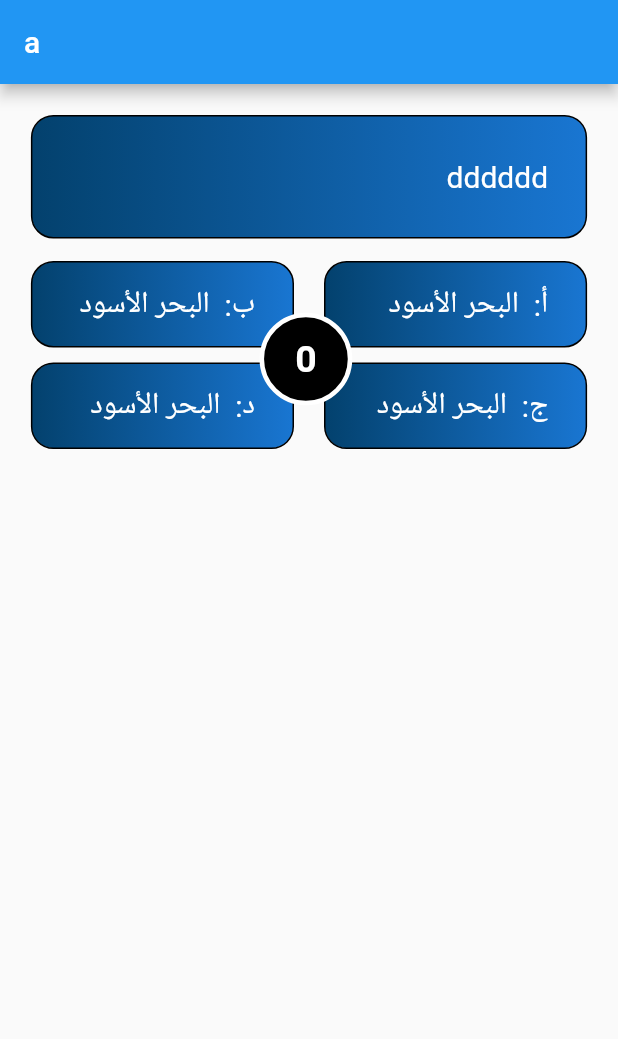
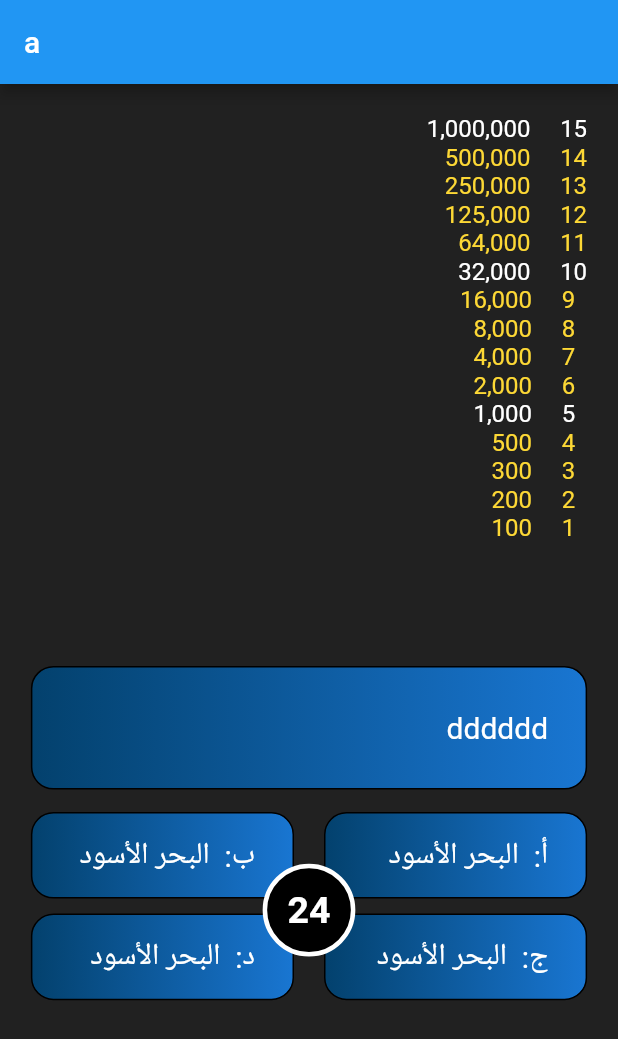
Before and after one commit to ahmadaldali/whoWillWinMillion, a Flutter app: the screen it shows after launch, on a phone screen of 412 x 824 dp. Shown: the top 1039 px of the screen. Run offline on Flutter 3.47's test engine with Material 2 defaults, Android fonts, the phone set to English and light mode, and no system bars.

Commit message:
add money column

```diff
--- a/lib/home.dart
+++ b/lib/home.dart
@@ -1,6 +1,7 @@
 import 'dart:async';
 import 'package:flutter/material.dart';
 import 'package:who_will_win_million/components/container_section.dart';
+import 'package:who_will_win_million/money_text.dart';
 
 class MyHomePage extends StatefulWidget {
   @override
@@ -10,7 +11,7 @@ class MyHomePage extends StatefulWidget {
 class _MyHomePageState extends State<MyHomePage> {
   Timer _timer;
 
-  int _start = 10;
+  int _start;
 
   void startTimer() {
     const oneSec = const Duration(seconds: 1);
@@ -31,6 +32,13 @@ class _MyHomePageState extends State<MyHomePage> {
   }
 
   @override
+  void initState() {
+    _start = 31;
+    startTimer();
+    super.initState();
+  }
+
+  @override
   void dispose() {
     _timer.cancel();
     super.dispose();
@@ -38,8 +46,8 @@ class _MyHomePageState extends State<MyHomePage> {
 
   @override
   Widget build(BuildContext context) {
-    startTimer();
     return Scaffold(
+      backgroundColor: Colors.grey[900],
       appBar: AppBar(
         title: Text('a'),
       ),
@@ -48,7 +56,82 @@ class _MyHomePageState extends State<MyHomePage> {
         // in the middle of the parent.
         child: Padding(
           padding: EdgeInsets.all(MediaQuery.of(context).size.width * 0.05),
-          child: Stack(
+          child: Column(
+            children: [
+              Row(
+                mainAxisAlignment: MainAxisAlignment.end,
+                children: [
+                  Column(
+                    crossAxisAlignment: CrossAxisAlignment.end,
+                    children: [
+                      MoneyText(
+                        val: '1,000,000',
+                        index: 15,
+                      ),
+                      MoneyText(
+                        val: '500,000',
+                        index: 14,
+                      ),
+                      MoneyText(
+                        val: '250,000',
+                        index: 13,
+                      ),
+                      MoneyText(
+                        val: '125,000',
+                        index: 12,
+                      ),
+                      MoneyText(
+                        val: '64,000',
+                        index: 11,
+                      ),
+                      MoneyText(
+                        val: '32,000',
+                        index: 10,
+                      ),
+                      MoneyText(
+                        val: '16,000',
+                        index: 9,
+                      ),
+                      MoneyText(
+                        val: '8,000',
+                        index: 8,
+                      ),
+                      MoneyText(
+                        val: '4,000',
+                        index: 7,
+                      ),
+                      MoneyText(
+                        val: '2,000',
+                        index: 6,
+                      ),
+                      MoneyText(
+                        val: '1,000',
+                        index: 5,
+                      ),
+                      MoneyText(
+                        val: '500',
+                        index: 4,
+                      ),
+                      MoneyText(
+                        val: '300',
+                        index: 3,
+                      ),
+                      MoneyText(
+                        val: '200',
+                        index: 2,
+                      ),
+                      MoneyText(
+                        val: '100',
+                        index: 1,
+                      ),
+                    ],
+                  )
+                ],
+              ),
+              SizedBox(
+                height: MediaQuery.of(context).size.height * 0.1,
+              ),
+              Stack(
                 children: [
                   Column(
                     children: [
@@ -98,7 +181,7 @@ class _MyHomePageState extends State<MyHomePage> {
                     ],
                   ),
                   Positioned(
-                left: MediaQuery.of(context).size.width * 0.37,
+                    left: MediaQuery.of(context).size.width * 0.375,
                     top: MediaQuery.of(context).size.height * 0.16,
                     child: Container(
                       width: MediaQuery.of(context).size.width * 0.15,
@@ -111,12 +194,16 @@ class _MyHomePageState extends State<MyHomePage> {
                         child: Text(
                           "$_start",
                           style: TextStyle(
-                          color: Colors.white,
+                            color:
+                                (_start > 10) ? Colors.white : Colors.red[500],
                             fontSize: 25,
-                          fontWeight: FontWeight.bold),
+                            fontWeight: FontWeight.bold,
                           ),
                         ),
                       ),
+                    ),
+                  ),
+                ],
               ),
             ],
           ),
--- a/lib/main.dart
+++ b/lib/main.dart
@@ -20,19 +20,6 @@ class MyApp extends StatelessWidget {
       debugShowCheckedModeBanner: false,
       title: 'Flutter Demo',
       theme: ThemeData(
-        // This is the theme of your application.
-        //
-        // Try running your application with "flutter run". You'll see the
-        // application has a blue toolbar. Then, without quitting the app, try
-        // changing the primarySwatch below to Colors.green and then invoke
-        // "hot reload" (press "r" in the console where you ran "flutter run",
-        // or simply save your changes to "hot reload" in a Flutter IDE).
-        // Notice that the counter didn't reset back to zero; the application
-        // is not restarted.
-        primarySwatch: Colors.blue,
-        // This makes the visual density adapt to the platform that you run
-        // the app on. For desktop platforms, the controls will be smaller and
-        // closer together (more dense) than on mobile platforms.
         visualDensity: VisualDensity.adaptivePlatformDensity,
       ),
       home: MyHomePage(),
--- /dev/null
+++ b/lib/money_text.dart
@@ -0,0 +1,21 @@
+import 'package:flutter/material.dart';
+
+// ignore: must_be_immutable
+class MoneyText extends StatelessWidget {
+  String val;
+  int index;
+  String _txt;
+  Color _co = Colors.yellow[600];
+
+  MoneyText({this.val, this.index});
+  @override
+  Widget build(BuildContext context) {
+    _txt = val + '     ' + index.toString();
+    _txt = (index < 10) ? _txt + '  ' : _txt;
+    _co = (index == 5 || index == 10 || index == 15) ? Colors.white : _co;
+    return Text(
+      _txt,
+      style: TextStyle(color: _co, fontSize: 16),
+    );
+  }
+}
```
Lines whose indentation alone changed are shown as unchanged.
